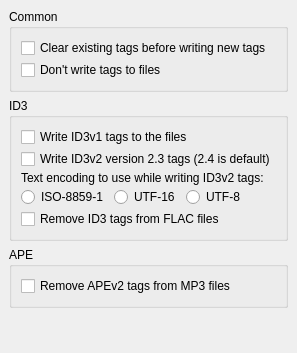
Qt form ui/options_tags.ui (lalinsky/picard-debian) before a commit.
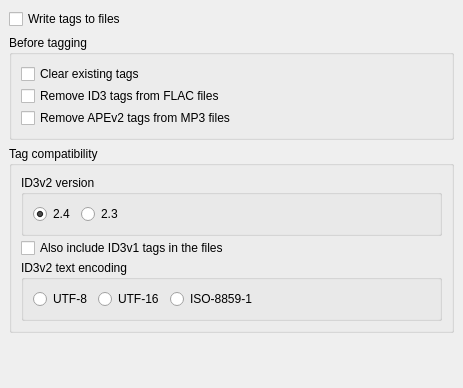
The same form after that commit.

Commit message: Imported Upstream version 0.15.1

Diff of the .ui file:
```diff
--- a/ui/options_tags.ui
+++ b/ui/options_tags.ui
@@ -1,152 +1,57 @@
 <ui version="4.0" >
  <class>TagsOptionsPage</class>
- <widget class="QWidget" name="TagsOptionsPage" >
-  <property name="geometry" >
+ <widget class="QWidget" name="TagsOptionsPage">
+  <property name="geometry">
    <rect>
     <x>0</x>
     <y>0</y>
-    <width>292</width>
-    <height>353</height>
+    <width>463</width>
+    <height>388</height>
    </rect>
   </property>
-  <layout class="QVBoxLayout" >
-   <property name="margin" >
-    <number>9</number>
-   </property>
-   <property name="spacing" >
+  <layout class="QVBoxLayout">
+   <property name="spacing">
     <number>6</number>
    </property>
+   <property name="margin">
+    <number>9</number>
+   </property>
    <item>
-    <widget class="QGroupBox" name="rename_files" >
-     <property name="title" >
-      <string>Common</string>
+    <widget class="QCheckBox" name="write_tags">
+     <property name="text">
+      <string>Write tags to files</string>
      </property>
-     <layout class="QVBoxLayout" >
-      <property name="margin" >
-       <number>9</number>
-      </property>
-      <property name="spacing" >
-       <number>2</number>
-      </property>
-      <item>
-       <widget class="QCheckBox" name="clear_existing_tags" >
-        <property name="text" >
-         <string>Clear existing tags before writing new tags</string>
-        </property>
-       </widget>
-      </item>
-      <item>
-       <widget class="QCheckBox" name="dont_write_tags" >
-        <property name="text" >
-         <string>Don't write tags to files</string>
-        </property>
-       </widget>
-      </item>
-     </layout>
     </widget>
    </item>
    <item>
-    <widget class="QGroupBox" name="rename_files_2" >
-     <property name="title" >
-      <string>ID3</string>
+    <widget class="QGroupBox" name="rename_files">
+     <property name="title">
+      <string>Before tagging</string>
      </property>
-     <layout class="QVBoxLayout" >
-      <property name="margin" >
-       <number>9</number>
-      </property>
-      <property name="spacing" >
+     <layout class="QVBoxLayout">
+      <property name="spacing">
        <number>2</number>
       </property>
+      <property name="margin">
+       <number>9</number>
+      </property>
       <item>
-       <widget class="QCheckBox" name="write_id3v1" >
-        <property name="text" >
-         <string>Write ID3v1 tags to the files</string>
+       <widget class="QCheckBox" name="clear_existing_tags">
+        <property name="text">
+         <string>Clear existing tags</string>
         </property>
        </widget>
       </item>
       <item>
-       <widget class="QCheckBox" name="write_id3v23" >
-        <property name="text" >
-         <string>Write ID3v2 version 2.3 tags (2.4 is default)</string>
-        </property>
-       </widget>
-      </item>
-      <item>
-       <widget class="QLabel" name="label_2" >
-        <property name="text" >
-         <string>Text encoding to use while writing ID3v2 tags:</string>
-        </property>
-       </widget>
-      </item>
-      <item>
-       <layout class="QHBoxLayout" >
-        <property name="margin" >
-         <number>0</number>
-        </property>
-        <property name="spacing" >
-         <number>6</number>
-        </property>
-        <item>
-         <widget class="QRadioButton" name="enc_iso88591" >
-          <property name="text" >
-           <string>ISO-8859-1</string>
-          </property>
-         </widget>
-        </item>
-        <item>
-         <widget class="QRadioButton" name="enc_utf16" >
-          <property name="text" >
-           <string>UTF-16</string>
-          </property>
-         </widget>
-        </item>
-        <item>
-         <widget class="QRadioButton" name="enc_utf8" >
-          <property name="text" >
-           <string>UTF-8</string>
-          </property>
-         </widget>
-        </item>
-        <item>
-         <spacer>
-          <property name="orientation" >
-           <enum>Qt::Horizontal</enum>
-          </property>
-          <property name="sizeHint" >
-           <size>
-            <width>40</width>
-            <height>20</height>
-           </size>
-          </property>
-         </spacer>
-        </item>
-       </layout>
-      </item>
-      <item>
-       <widget class="QCheckBox" name="remove_id3_from_flac" >
-        <property name="text" >
+       <widget class="QCheckBox" name="remove_id3_from_flac">
+        <property name="text">
          <string>Remove ID3 tags from FLAC files</string>
         </property>
        </widget>
       </item>
-     </layout>
-    </widget>
-   </item>
-   <item>
-    <widget class="QGroupBox" name="rename_files_3" >
-     <property name="title" >
-      <string>APE</string>
-     </property>
-     <layout class="QVBoxLayout" >
-      <property name="margin" >
-       <number>9</number>
-      </property>
-      <property name="spacing" >
-       <number>2</number>
-      </property>
       <item>
-       <widget class="QCheckBox" name="remove_ape_from_mp3" >
-        <property name="text" >
+       <widget class="QCheckBox" name="remove_ape_from_mp3">
+        <property name="text">
          <string>Remove APEv2 tags from MP3 files</string>
         </property>
        </widget>
@@ -154,12 +59,145 @@
      </layout>
     </widget>
    </item>
+   <item>
+    <widget class="QGroupBox" name="rename_files_2">
+     <property name="title">
+      <string>Tag compatibility</string>
+     </property>
+     <layout class="QVBoxLayout">
+      <property name="spacing">
+       <number>2</number>
+      </property>
+      <property name="margin">
+       <number>9</number>
+      </property>
+      <item>
+       <widget class="QGroupBox" name="groupBox">
+        <property name="title">
+         <string>ID3v2 version</string>
+        </property>
+        <property name="flat">
+         <bool>false</bool>
+        </property>
+        <property name="checkable">
+         <bool>false</bool>
+        </property>
+        <layout class="QHBoxLayout" name="horizontalLayout">
+         <item>
+          <widget class="QRadioButton" name="write_id3v24">
+           <property name="text">
+            <string>2.4</string>
+           </property>
+           <property name="checked">
+            <bool>true</bool>
+           </property>
+          </widget>
+         </item>
+         <item>
+          <widget class="QRadioButton" name="write_id3v23">
+           <property name="text">
+            <string>2.3</string>
+           </property>
+           <property name="checked">
+            <bool>false</bool>
+           </property>
+          </widget>
+         </item>
+         <item>
+          <widget class="QLabel" name="label">
+           <property name="text">
+            <string/>
+           </property>
+           <property name="wordWrap">
+            <bool>true</bool>
+           </property>
+          </widget>
+         </item>
+         <item>
+          <spacer name="horizontalSpacer_2">
+           <property name="orientation">
+            <enum>Qt::Horizontal</enum>
+           </property>
+           <property name="sizeHint" stdset="0">
+            <size>
+             <width>40</width>
+             <height>20</height>
+            </size>
+           </property>
+          </spacer>
+         </item>
+        </layout>
+       </widget>
+      </item>
+      <item>
+       <widget class="QCheckBox" name="write_id3v1">
+        <property name="text">
+         <string>Also include ID3v1 tags in the files</string>
+        </property>
+       </widget>
+      </item>
+      <item>
+       <widget class="QGroupBox" name="groupBox_2">
+        <property name="title">
+         <string>ID3v2 text encoding</string>
+        </property>
+        <layout class="QHBoxLayout" name="horizontalLayout_2">
+         <item>
+          <widget class="QRadioButton" name="enc_utf8">
+           <property name="text">
+            <string>UTF-8</string>
+           </property>
+          </widget>
+         </item>
+         <item>
+          <widget class="QRadioButton" name="enc_utf16">
+           <property name="text">
+            <string>UTF-16</string>
+           </property>
+          </widget>
+         </item>
+         <item>
+          <widget class="QRadioButton" name="enc_iso88591">
+           <property name="text">
+            <string>ISO-8859-1</string>
+           </property>
+          </widget>
+         </item>
+         <item>
+          <spacer name="horizontalSpacer">
+           <property name="orientation">
+            <enum>Qt::Horizontal</enum>
+           </property>
+           <property name="sizeHint" stdset="0">
+            <size>
+             <width>40</width>
+             <height>20</height>
+            </size>
+           </property>
+          </spacer>
+         </item>
+         <item>
+          <widget class="QLabel" name="label_2">
+           <property name="text">
+            <string/>
+           </property>
+           <property name="wordWrap">
+            <bool>true</bool>
+           </property>
+          </widget>
+         </item>
+        </layout>
+       </widget>
+      </item>
+     </layout>
+    </widget>
+   </item>
    <item>
     <spacer>
-     <property name="orientation" >
+     <property name="orientation">
       <enum>Qt::Vertical</enum>
      </property>
-     <property name="sizeHint" >
+     <property name="sizeHint" stdset="0">
       <size>
        <width>274</width>
        <height>41</height>
```
Left out of the diff: 3 changed lines with no effect on the pictures. The commit also changes 218 other files.
